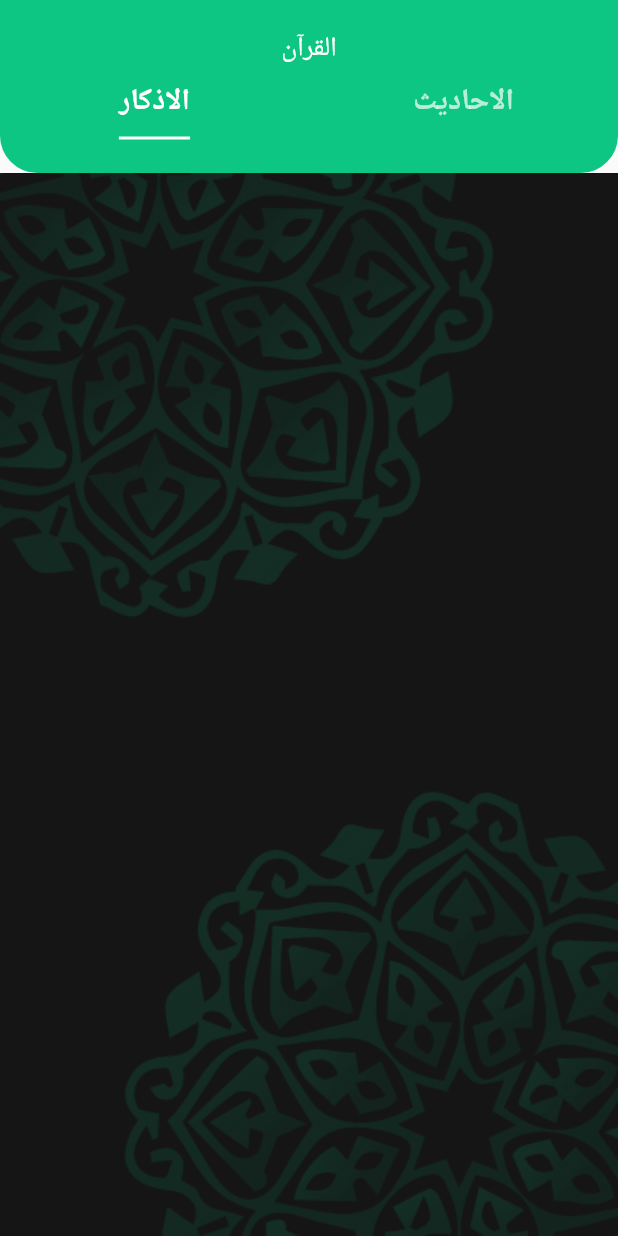
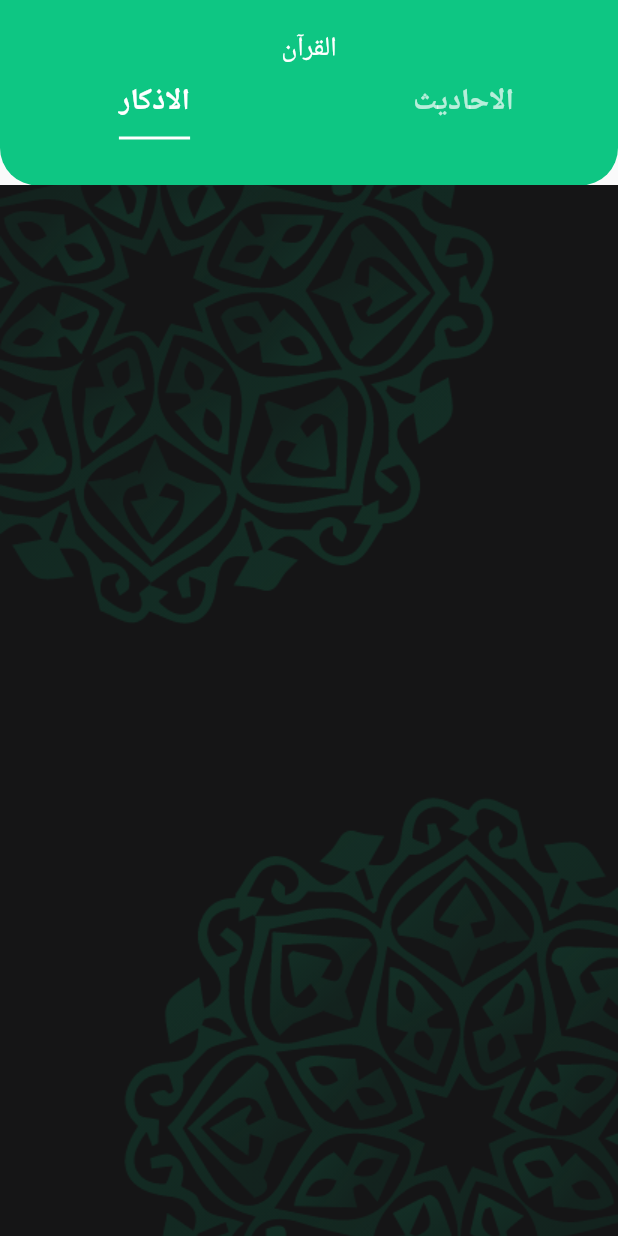
Before and after one commit to abdalla3yash/Al-Quran, a Flutter app: the HadithAndAzkarScreen screen opened directly, tab 2 chosen, on a phone screen of 412 x 824 dp. Run offline on Flutter 3.47's test engine with Material 2 defaults, Android fonts, the phone set to English and light mode, and no system bars; our stand-ins replace shared_preferences; missing offline and left inert: arabic_numbers, radio_player; accounts and stored records are empty; generated files the repository leaves out were written again; network calls fail.

Commit message:
refactor web version

```diff
--- a/lib/view/azkar/azkar_screen.dart
+++ b/lib/view/azkar/azkar_screen.dart
@@ -29,9 +29,13 @@ class _AzkarScreenState extends State<AzkarScreen> {
       body: Container(
         decoration: BoxDecoration(
           image: DecorationImage(
-              image: provider.isDarkTheme()
-                  ? const AssetImage("assets/images/bdark.png")
-                  : const AssetImage("assets/images/blight.png"),
+              image: MediaQuery.of(context).size.width > 1000
+                  ? provider.isDarkTheme()
+                      ? const AssetImage("assets/images/bdark-web.png")
+                      : const AssetImage("assets/images/blight-web.png")
+                  : provider.isDarkTheme()
+                      ? const AssetImage("assets/images/bdark.png")
+                      : const AssetImage("assets/images/blight.png"),
               // opacity: 0.4,
               fit: BoxFit.cover),
         ),
--- a/lib/view/hadith/hadith_and_azkar.dart
+++ b/lib/view/hadith/hadith_and_azkar.dart
@@ -56,7 +56,7 @@ class _HadithAndAzkarScreenState extends State<HadithAndAzkarScreen>
       body: Column(
         children: [
           Container(
-            height: MediaQuery.of(context).size.height * 0.14,
+            height: MediaQuery.of(context).size.height * 0.15,
             decoration: const BoxDecoration(
                 color: ThemeDataProvider.mainAppColor,
                 borderRadius: BorderRadius.only(
--- a/lib/view/quran/quran_screen.dart
+++ b/lib/view/quran/quran_screen.dart
@@ -226,7 +226,11 @@ class _QuranScreenState extends State<QuranScreen> {
                                                 height: 5,
                                               ),
                                               Text(
-                                                times[i],
+                                                isRTL
+                                                    ? arabicNumber.convert(
+                                                        times[i],
+                                                      )
+                                                    : times[i],
                                                 style: const TextStyle(
                                                   fontSize: 14,
                                                   color: ThemeDataProvider
```
Also changed, not shown: lib/view/radio/radio_screen.dart (+10 -3 lines), assets/images/bdark-web.png (added), assets/images/blight-web.png (added).
